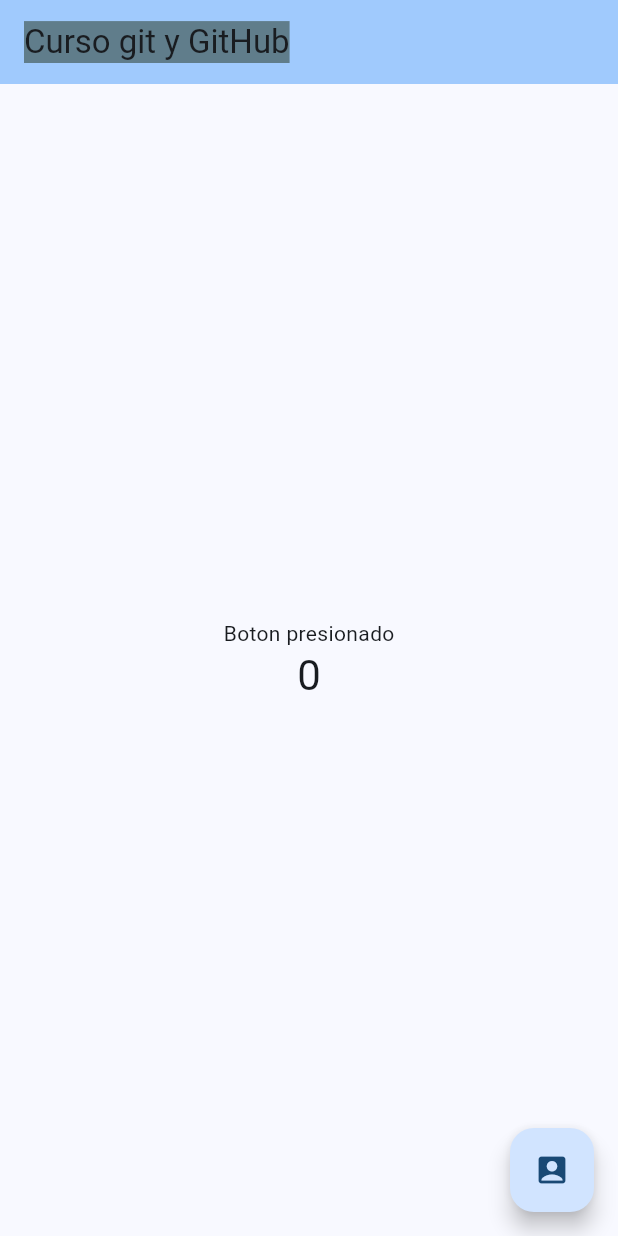
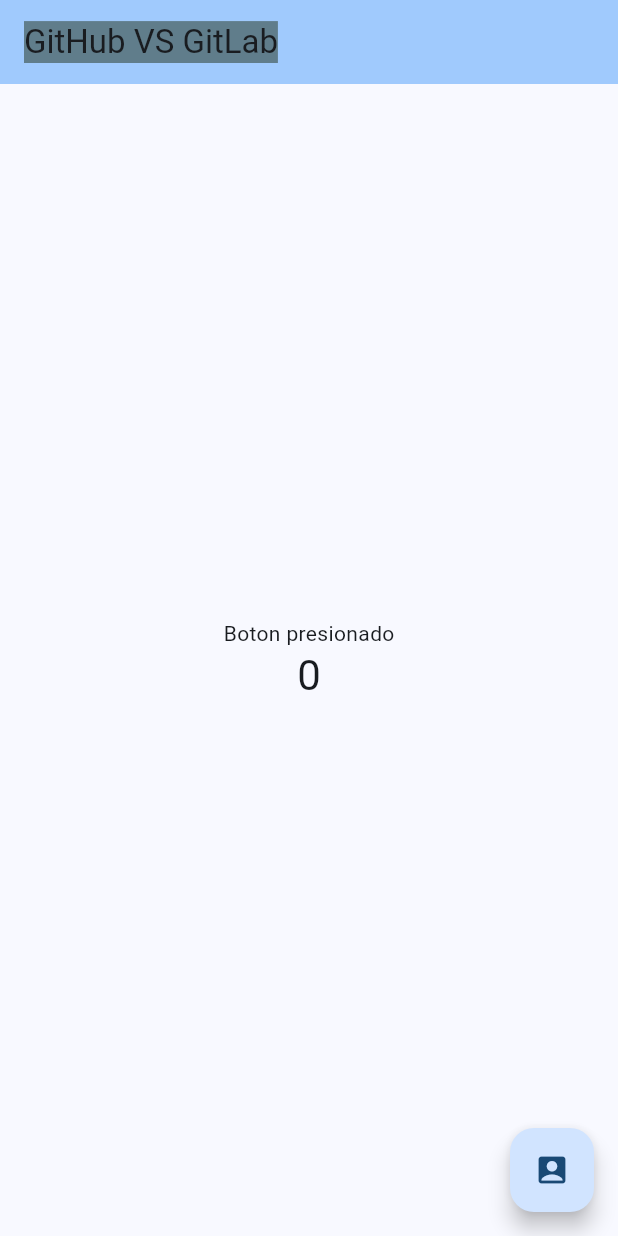
Before and after one commit to marianavargas2002/git, a Flutter app: the screen it shows after launch, on a phone screen of 412 x 824 dp. Run offline on Flutter 3.47's test engine with Material 3 defaults, Android fonts, the phone set to English and light mode, and no system bars.

Commit message:
se acrualizo titulo appBar

```diff
--- a/lib/main.dart
+++ b/lib/main.dart
@@ -17,7 +17,7 @@
         colorScheme: ColorScheme.fromSeed(seedColor: Colors.blue),
         useMaterial3: true,
       ),
-      home: const MyHomePage(title: 'Curso git y GitHub'),
+      home: const MyHomePage(title: 'GitHub VS GitLab'),
     );
   }
 }
```
